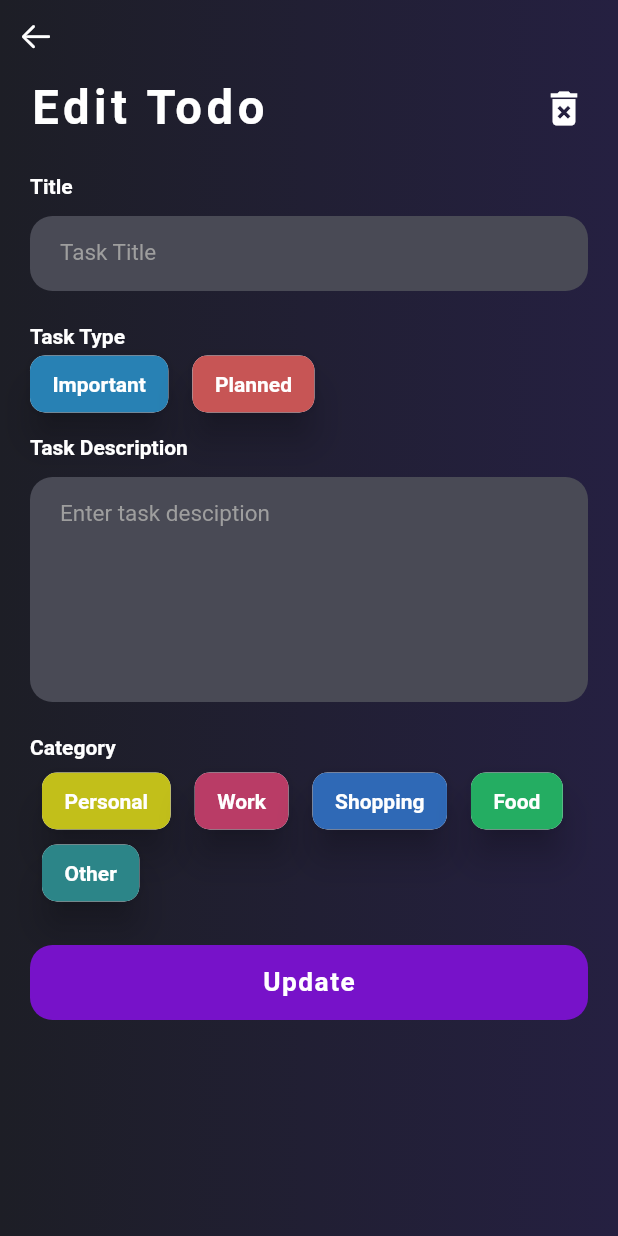
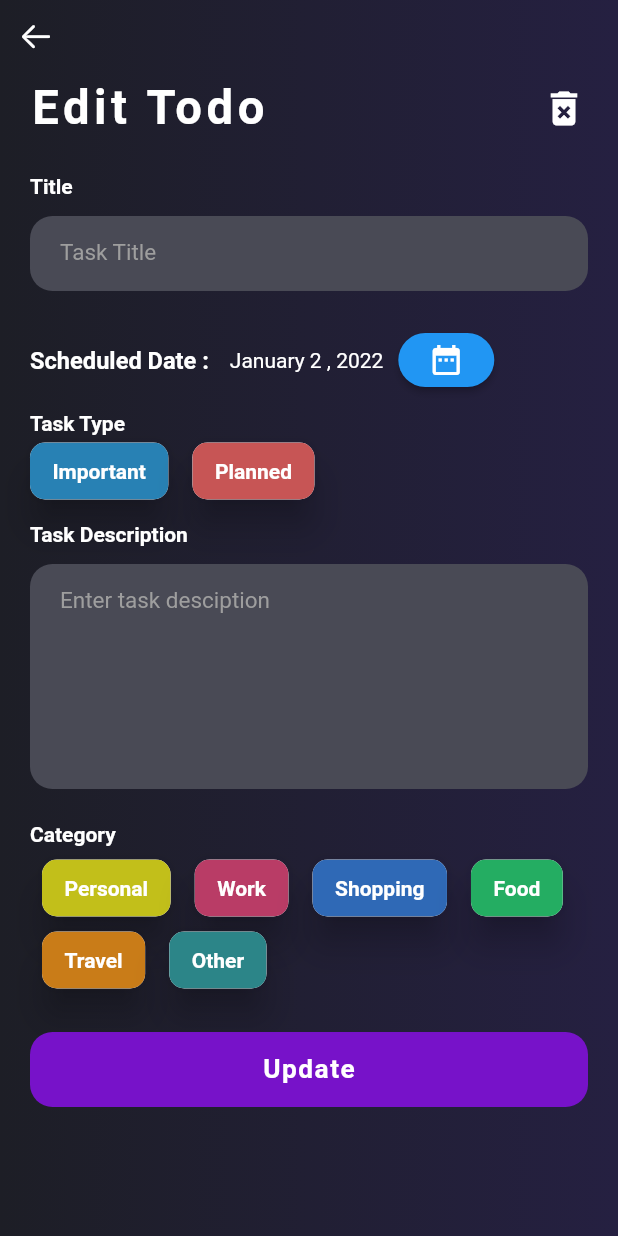
Before and after one commit to AshishSalaskar1/Flutter_Firebase_Todo_App, a Flutter app: the ViewTodo screen opened directly with empty values, on a phone screen of 412 x 824 dp. Run offline on Flutter 3.47's test engine with Material 2 defaults, Android fonts, the phone set to English and light mode, and no system bars; our stand-ins replace cloud_firestore, firebase_auth, firebase_core, flutter_secure_storage, flutter_svg, google_sign_in and 1 more; accounts and stored records are empty; network calls fail.

Commit message:
Completed Date and Category Functionality

```diff
--- a/lib/main.dart
+++ b/lib/main.dart
@@ -1,5 +1,6 @@
 // ignore_for_file: prefer_const_constructors
 
+import 'package:firebase_auth/firebase_auth.dart';
 import 'package:firebase_core/firebase_core.dart';
 import 'package:flutter/material.dart';
 import 'package:todo_app/pages/add_todo.dart';
@@ -36,7 +37,7 @@ class _MyAppState extends State<MyApp> {
   void checkLogin() async {
     String? token = await authClass.getLoginToken();
     setState(() {
-      if (token == null)
+      if ((token == null) || (FirebaseAuth.instance.currentUser == null))
         homeRoute = SigninPage();
       else
         homeRoute = HomePage();
@@ -46,7 +47,7 @@ class _MyAppState extends State<MyApp> {
   @override
   Widget build(BuildContext context) {
     return MaterialApp(
-      home:  HomePage(),
+      home: homeRoute,
       routes: {
         MyRoutes.SignupRoute: (context) => SignupPage(),
         MyRoutes.SigninRoute: (context) => SigninPage(),
--- a/lib/pages/add_todo.dart
+++ b/lib/pages/add_todo.dart
@@ -5,6 +5,7 @@ import 'package:firebase_auth/firebase_auth.dart';
 import 'package:flutter/cupertino.dart';
 import 'package:flutter/material.dart';
 import 'package:todo_app/pages/home_page.dart';
+import 'package:todo_app/utils/date_utils.dart';
 import 'package:velocity_x/velocity_x.dart';
 
 class AddTodo extends StatefulWidget {
@@ -21,21 +22,6 @@ class _AddTodoState extends State<AddTodo> {
   String selType = "";
   String selCategory = "";
   DateTime selectedDate = DateTime.now();
-  List<String> months = [
-    'Dummy',
-    'January',
-    'February',
-    'March',
-    'April',
-    'May',
-    'June',
-    'July',
-    'August',
-    'September',
-    'October',
-    'November',
-    'December'
-  ];
 
   _selectDate(BuildContext context) async {
     final DateTime? picked = await showDatePicker(
@@ -52,7 +38,7 @@ class _AddTodoState extends State<AddTodo> {
 
   String getDayfromDate(DateTime date) {
     String res = "";
-    res = res + months[date.month] +" "+date.day.toString()+ " , "+date.year.toString();
+    res = res + DateStringUtil.months[date.month] +" "+date.day.toString()+ " , "+date.year.toString();
     return res;
   }
 
@@ -99,6 +85,7 @@ class _AddTodoState extends State<AddTodo> {
                   CategoryChipElement("Work", Color(0xFFB93C66)),
                   CategoryChipElement("Shopping", Color(0xFF2F69B6)),
                   CategoryChipElement("Food", Color(0xFF24AD62)),
+                  CategoryChipElement("Travel", Color(0xFFC97C18)),
                   CategoryChipElement("Other", Color(0xFF2C8588))
                 ]).px20().py4(),
                 SizedBox(height: 20),
@@ -116,7 +103,7 @@ class _AddTodoState extends State<AddTodo> {
     return Container(
       child: Row(
         children: [
-          "Day : ".text.white.semiBold.make(),
+          "Scheduled Date : ".text.white.lg.semiBold.make(),
           SizedBox(width: 10),
           getDayfromDate(selectedDate).text.white.make(),
           SizedBox(width: 10),
@@ -126,7 +113,8 @@ class _AddTodoState extends State<AddTodo> {
                       RoundedRectangleBorder(
                           borderRadius: BorderRadius.circular(50.0)))),
               onPressed: () => _selectDate(context),
-              child: Icon(Icons.date_range, color: Colors.white)),
+              child: Icon(Icons.date_range, color: Colors.white)
+          ),
         ],
       ).px20(),
     );
--- a/lib/pages/home_page.dart
+++ b/lib/pages/home_page.dart
@@ -24,10 +24,9 @@ class _HomePageState extends State<HomePage> {
   final Stream<QuerySnapshot<Map<String, dynamic>>> _firestoreStream =
       FirebaseFirestore.instance
       .collection("users")
-      .doc(FirebaseAuth.instance.currentUser!.email.toString())
+      .doc(FirebaseAuth.instance.currentUser?.email.toString())
       .collection("/todo")
       .snapshots();
-
   @override
   void initState() {
     super.initState();
--- a/lib/pages/view_todo.dart
+++ b/lib/pages/view_todo.dart
@@ -1,10 +1,11 @@
-// ignore_for_file: prefer_const_constructors, prefer_final_fields
+// ignore_for_file: prefer_const_constructors, prefer_final_fields, curly_braces_in_flow_control_structures
 
 import 'package:cloud_firestore/cloud_firestore.dart';
 import 'package:firebase_auth/firebase_auth.dart';
 import 'package:flutter/cupertino.dart';
 import 'package:flutter/material.dart';
 import 'package:todo_app/pages/home_page.dart';
+import 'package:todo_app/utils/date_utils.dart';
 import 'package:velocity_x/velocity_x.dart';
 
 class ViewTodo extends StatefulWidget {
@@ -22,6 +23,7 @@ class _ViewTodoState extends State<ViewTodo> {
   TextEditingController _descriptionController = TextEditingController();
   String selType = "";
   String selCategory = "";
+  DateTime selectedDate = DateTime.now();
 
   @override
   void initState() {
@@ -30,6 +32,31 @@ class _ViewTodoState extends State<ViewTodo> {
     _descriptionController.text = widget.todoMap["description"];
     selType = widget.todoMap["type"];
     selCategory = widget.todoMap["category"];
+    selectedDate = DateTime.parse(widget.todoMap["addedDate"].toDate().toString());
+  }
+
+  _selectDate(BuildContext context) async {
+    final DateTime? picked = await showDatePicker(
+      context: context,
+      initialDate: selectedDate, // Refer step 1
+      firstDate: DateTime(2000),
+      lastDate: DateTime(2025),
+    );
+    if (picked != null && picked != selectedDate)
+      setState(() {
+        selectedDate = picked;
+      });
+  }
+
+  String getDayfromDate(DateTime date) {
+    String res = "";
+    res = res +
+        DateStringUtil.months[date.month] +
+        " " +
+        date.day.toString() +
+        " , " +
+        date.year.toString();
+    return res;
   }
 
   @override
@@ -59,26 +86,33 @@ class _ViewTodoState extends State<ViewTodo> {
                               try {
                                 firestoreAuth
                                     .collection("users")
-                                .doc(FirebaseAuth.instance.currentUser!.email.toString())
+                                    .doc(FirebaseAuth
+                                        .instance.currentUser!.email
+                                        .toString())
                                     .collection("/todo")
                                     .doc(widget.todoMap["id"])
                                     .delete();
+                              } catch (e) {
+                                final snackBar =
+                                    SnackBar(content: e.toString().text.make());
+                                ScaffoldMessenger.of(context)
+                                    .showSnackBar(snackBar);
                               }
-                              catch (e) {
-                                final snackBar = SnackBar(content: e.toString().text.make());
-                                ScaffoldMessenger.of(context).showSnackBar(snackBar);
-                              }
-                              Navigator.push(context,
-                                MaterialPageRoute(builder: (builder) => HomePage()));
+                              Navigator.push(
+                                  context,
+                                  MaterialPageRoute(
+                                      builder: (builder) => HomePage()));
                             },
                             icon: Icon(Icons.delete_forever,
-                                color: Colors.white, size: 30)
-                        ).px12()
+                                color: Colors.white, size: 30))
+                        .px12()
                   ],
                 ),
                 SizedBox(height: 20),
                 "Title".text.semiBold.white.make().px20(),
                 TitleField(context),
+                SizedBox(height: 10),
+                DatePicker(context),
                 SizedBox(height: 10),
                 "Task Type".text.semiBold.white.make().px20(),
                 Row(
@@ -97,6 +131,7 @@ class _ViewTodoState extends State<ViewTodo> {
                   CategoryChipElement("Work", Color(0xFFB93C66)),
                   CategoryChipElement("Shopping", Color(0xFF2F69B6)),
                   CategoryChipElement("Food", Color(0xFF24AD62)),
+                  CategoryChipElement("Travel", Color(0xFFC97C18)),
                   CategoryChipElement("Other", Color(0xFF2C8588))
                 ]).px20().py4(),
                 SizedBox(height: 20),
@@ -107,6 +142,27 @@ class _ViewTodoState extends State<ViewTodo> {
           ),
         ).hFull(context).wFull(context),
       ),
+    );
+  }
+
+  Widget DatePicker(BuildContext context) {
+    return Container(
+      child: Row(
+        children: [
+          "Scheduled Date : ".text.white.lg.semiBold.make(),
+          SizedBox(width: 10),
+          getDayfromDate(selectedDate).text.white.make(),
+          SizedBox(width: 10),
+          ElevatedButton(
+              style: ButtonStyle(
+                  shape: MaterialStateProperty.all<RoundedRectangleBorder>(
+                      RoundedRectangleBorder(
+                          borderRadius: BorderRadius.circular(50.0)))),
+              onPressed: () => _selectDate(context),
+              child: Icon(Icons.date_range, color: Colors.white)
+          ),
+        ],
+      ).px20(),
     );
   }
 
@@ -123,7 +179,8 @@ class _ViewTodoState extends State<ViewTodo> {
           "description": _descriptionController.text,
           "type": selType.isNotEmpty ? selType : "Important",
           "category": selCategory.isNotEmpty ? selCategory : "Other",
-          "completed": false
+          "completed": false,
+          "addedDate": selectedDate
         };
         if (_titleController.text.isNotEmpty) {
           firestoreAuth
@@ -132,7 +189,7 @@ class _ViewTodoState extends State<ViewTodo> {
               .collection("/todo")
               .doc(widget.todoMap["id"])
               .update(todoData);
-          Navigator.pop(context);
+          Navigator.pushAndRemoveUntil(context, MaterialPageRoute(builder: (x)=>HomePage()), (route) => false);
         } else {
           final snackBar = SnackBar(
               content: "Please enter a Title for the Todo".text.make());
--- a/lib/services/auth_service.dart
+++ b/lib/services/auth_service.dart
@@ -53,12 +53,6 @@ class AuthClass {
         key: "token", value: userCredential.credential?.token.toString());
     await secureStorage.write(
         key: "userCredential", value: userCredential.toString());
-
-    print(userCredential.credential?.token.toString());
-    print(userCredential.toString());
-
-    String? token = await getLoginToken();
-    print(token);
   }
 
   Future<String?> getLoginToken() async {
--- a/lib/utils/category_themes.dart
+++ b/lib/utils/category_themes.dart
@@ -10,7 +10,7 @@ class CategoryIcons {
     "Other": CategoryIcon.init(Icons.push_pin, Color(0xFF7F4BB9)),
     "Shopping": CategoryIcon.init(Icons.shopping_cart, Color(0xFF51C779)),
     "Personal": CategoryIcon.init(Icons.person, Color(0xFFD45CAC)),
-    "Travel": CategoryIcon.init(Icons.airplanemode_on, Color(0xFF0E8191))
+    "Travel": CategoryIcon.init(Icons.airplanemode_on, Color(0xFFC97C18))
   };
 }
 
--- /dev/null
+++ b/lib/utils/date_utils.dart
@@ -0,0 +1,33 @@
+class DateStringUtil{
+  static List<String> months = [
+    'Dummy',
+    'January',
+    'February',
+    'March',
+    'April',
+    'May',
+    'June',
+    'July',
+    'August',
+    'September',
+    'October',
+    'November',
+    'December'
+  ];
+
+   static List<String> monthShort = [
+    'Dummy',
+    'Jan',
+    'Feb',
+    'Mar',
+    'Apr',
+    'May',
+    'Jun',
+    'Jul',
+    'Aug',
+    'Sep',
+    'Oct',
+    'Nov',
+    'Dec'
+  ];
+}
--- a/lib/widgets/todo_card.dart
+++ b/lib/widgets/todo_card.dart
@@ -3,6 +3,7 @@
 import 'package:cloud_firestore/cloud_firestore.dart';
 import 'package:firebase_auth/firebase_auth.dart';
 import 'package:flutter/material.dart';
+import 'package:todo_app/utils/date_utils.dart';
 import 'package:velocity_x/velocity_x.dart';
 
 class TodoCard extends StatefulWidget {
@@ -29,11 +30,19 @@ class TodoCard extends StatefulWidget {
 
 class _TodoCardState extends State<TodoCard> {
   bool isChecked = false;
+  DateTime addedDate = DateTime.now();
 
   @override
   void initState() {
     super.initState();
     isChecked = widget.check;
+    addedDate = DateTime.parse(widget.todoMap["addedDate"].toDate().toString());
+  }
+
+  String getDayfromDate(DateTime date) {
+    String res = "";
+    res = date.day.toString() +" "+ DateStringUtil.monthShort[date.month];
+    return res;
   }
 
   @override
@@ -60,7 +69,8 @@ class _TodoCardState extends State<TodoCard> {
                     updatedTodoData.remove("id");
                     FirebaseFirestore.instance
                         .collection("users")
-                        .doc(FirebaseAuth.instance.currentUser!.email.toString())
+                        .doc(
+                            FirebaseAuth.instance.currentUser!.email.toString())
                         .collection("/todo")
                         .doc(docId)
                         .update(updatedTodoData);
@@ -89,7 +99,7 @@ class _TodoCardState extends State<TodoCard> {
                         child: isChecked
                             ? widget.todoTitle.text.lineThrough.white.lg.make()
                             : widget.todoTitle.text.white.lg.make()),
-                    widget.todoTime.text.thin.sm.white.make().px12()
+                    getDayfromDate(addedDate).text.thin.sm.white.make().px12()
                   ],
                 ),
               ),
```
Also changed, not shown: git_src/add_todo.jpeg (added), git_src/edit_todo.jpeg (added), git_src/homepage.jpeg (added), git_src/login.jpeg (added), 1 other file. Lines whose indentation alone changed are shown as unchanged.
